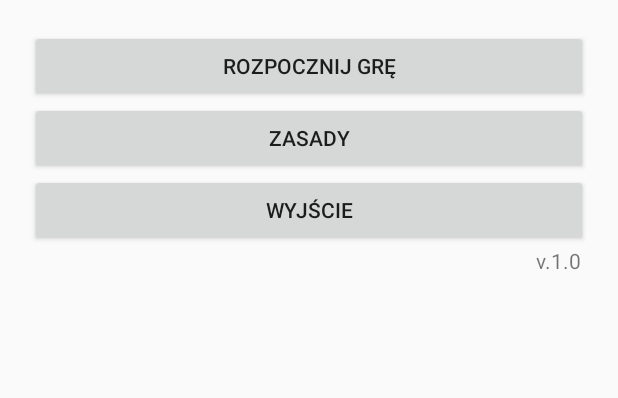
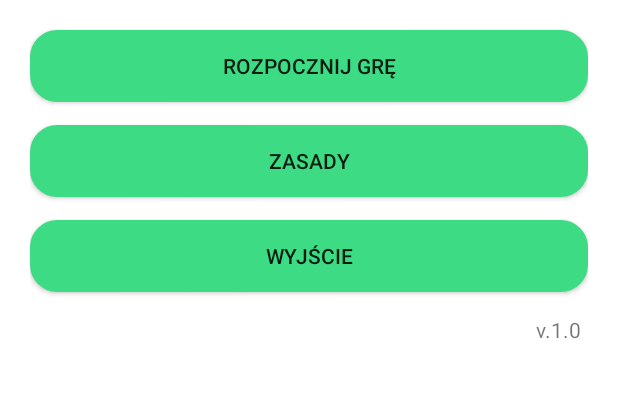
Before and after one commit to blazej-stanisz/kalambury, an Android app: the screen it shows after launch (MainActivity), on a phone screen of 412 x 824 dp, the part 319-717 px from its top. Run offline under Robolectric (Android 15) with nearby library versions, the phone set to English and light mode, and no system bars.

Commit message:
Buttons styles

```diff
--- /dev/null
+++ b/app/src/main/res/drawable/primary_round.xml
@@ -0,0 +1,16 @@
+<?xml version="1.0" encoding="utf-8"?>
+
+<selector xmlns:android="http://schemas.android.com/apk/res/android">
+    <item android:state_pressed="true">
+        <shape>
+            <solid android:color="@color/buttons_color_pressed" />
+            <corners android:radius="18dp"/>
+        </shape>
+    </item>
+    <item>
+        <shape>
+            <solid android:color="@color/buttons_color" />
+            <corners android:radius="18dp"/>
+        </shape>
+    </item>
+</selector>
--- a/app/src/main/res/layout/fragment_main.xml
+++ b/app/src/main/res/layout/fragment_main.xml
@@ -17,18 +17,21 @@
         android:id="@+id/startGameButton"
         android:layout_width="match_parent"
         android:layout_height="wrap_content"
+        style="@style/MyButton"
         android:text="@string/start_game_button_text" />
 
     <Button
         android:id="@+id/rulesButton"
         android:layout_width="match_parent"
         android:layout_height="wrap_content"
+        style="@style/MyButton"
         android:text="@string/rules_button_text" />
 
     <Button
         android:id="@+id/exitButton"
         android:layout_width="match_parent"
         android:layout_height="wrap_content"
+        style="@style/MyButton"
         android:text="@string/exit_button_text" />
 
     <TextView
--- a/app/src/main/res/values/colors.xml
+++ b/app/src/main/res/values/colors.xml
@@ -1,6 +1,10 @@
 <?xml version="1.0" encoding="utf-8"?>
 <resources>
     <color name="colorPrimary">#6200EE</color>
-    <color name="colorPrimaryDark">#3700B3</color>
+    <color name="colorPrimaryDark">#FFFFFF</color>
     <color name="colorAccent">#03DAC5</color>
+    <color name="activityBackground">#FFFFFF</color>
+    <color name="ic_launcher_background">#3DDC84</color>
+    <color name="buttons_color">#3DDC84</color>
+    <color name="buttons_color_pressed">#238A51</color>
 </resources>
--- a/app/src/main/res/values/styles.xml
+++ b/app/src/main/res/values/styles.xml
@@ -5,6 +5,17 @@
         <item name="colorPrimary">@color/colorPrimary</item>
         <item name="colorPrimaryDark">@color/colorPrimaryDark</item>
         <item name="colorAccent">@color/colorAccent</item>
+        <item name="android:windowBackground">@color/activityBackground</item>
     </style>
 
+    <style name="MyButton">
+        <item name="android:layout_marginBottom">15dp</item>
+        <item name="android:background">@drawable/primary_round</item>
+        <!--<item name="android:minWidth">88dp</item>
+        <item name="android:minHeight">36dp</item>
+        <item name="android:layout_margin">3dp</item>
+        <item name="android:elevation">1dp</item>
+        <item name="android:translationZ">1dp</item>-->
+        <!--<item name="android:textColor">@color/white</item>-->
+    </style>
 </resources>
```
